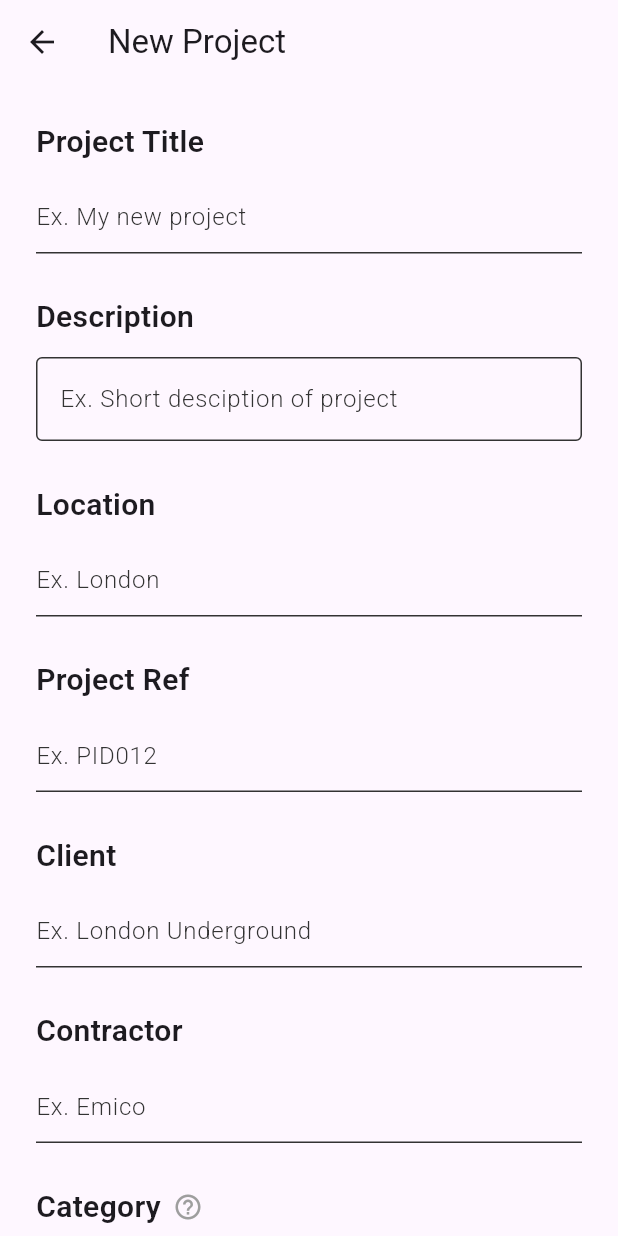
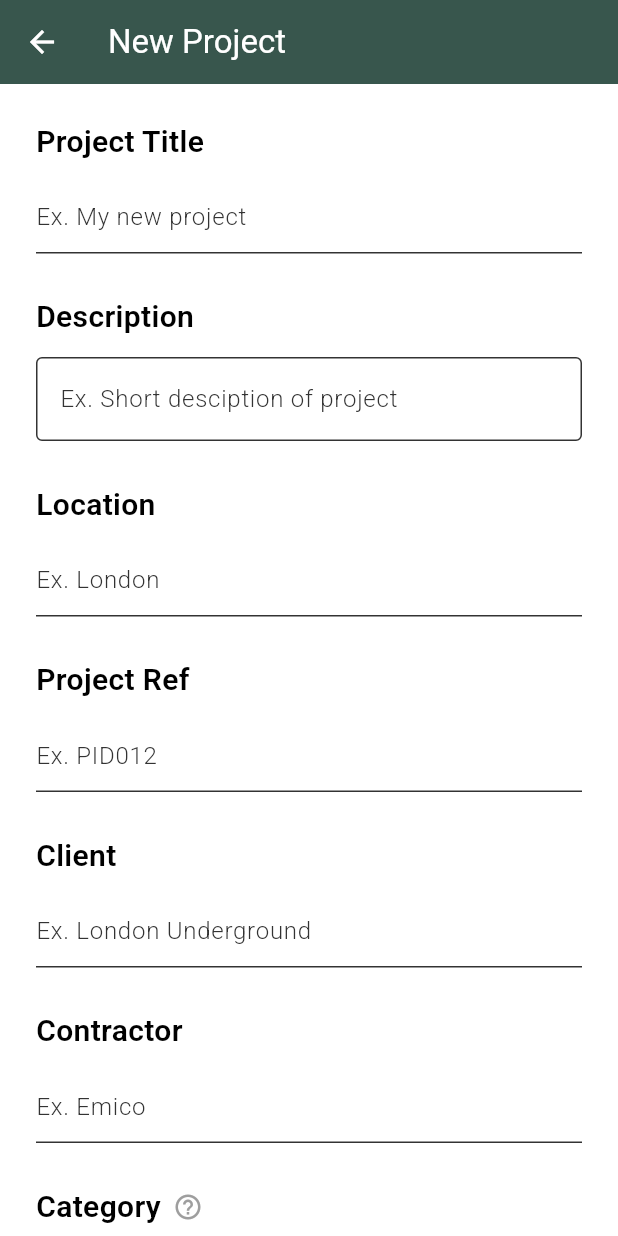
Before and after one commit to daveszczesny/cii-snag, a Flutter app: the ProjectCreate screen opened directly, on a phone screen of 412 x 824 dp. Run offline on Flutter 3.47's test engine with Material 3 defaults, Android fonts, the phone set to English and light mode, and no system bars; our stand-ins replace hive, hive_flutter, image_picker; missing offline and left inert: image_painter; accounts and stored records are empty.

Commit message:
Started adding themes (light and dark mode)

```diff
--- /dev/null
+++ b/lib/theme.dart
@@ -0,0 +1,44 @@
+import 'package:cii/utils/colors/app_colors.dart';
+import 'package:flutter/material.dart';
+
+final ThemeData lightTheme = ThemeData(
+  brightness: Brightness.light,
+  primaryColor: AppColors.primaryGreen,
+  scaffoldBackgroundColor: AppColors.backgroundColor,
+  cardColor: AppColors.cardColor,
+  colorScheme: const ColorScheme.light(
+    primary: AppColors.primaryGreen,
+    secondary: AppColors.ctaOrange,
+    error: AppColors.red,
+    onPrimary: Colors.white,
+    onSecondary: Colors.black,
+    onError: Colors.white,
+  ),
+  appBarTheme: const AppBarTheme(
+    backgroundColor: AppColors.primaryGreen,
+    foregroundColor: Colors.white,
+  ),
+  textTheme: const TextTheme(
+    bodyLarge: TextStyle(color: Colors.black),
+  ),
+);
+
+final ThemeData darkTheme = ThemeData(
+  brightness: Brightness.dark,
+  primaryColor: Colors.teal,
+  scaffoldBackgroundColor: const Color(0xFF121212),
+  cardColor: const Color(0xFF1E1E1E),
+  colorScheme: const ColorScheme.dark(
+    primary: Colors.teal,
+    secondary: AppColors.ctaOrange,
+    surface: Color(0xFF1E1E1E),
+    error: AppColors.red,
+  ),
+  appBarTheme: const AppBarTheme(
+    backgroundColor: Colors.teal,
+    foregroundColor: Colors.white,
+  ),
+  textTheme: const TextTheme(
+    bodyLarge: TextStyle(color: Colors.white),
+  ),
+);
--- a/lib/view/project/project_card_widget.dart
+++ b/lib/view/project/project_card_widget.dart
@@ -79,7 +79,7 @@ class _ProjectCardWidgetState extends State<ProjectCardWidget> {
         );
       },
       child: Card(
-        color: AppColors.cardColor,
+        color: Theme.of(context).cardColor,
         margin: const EdgeInsets.symmetric(vertical: 8.0, horizontal: 16.0),
         child: SizedBox(
           height: 120, // Adjust height as needed
@@ -110,10 +110,10 @@ class _ProjectCardWidgetState extends State<ProjectCardWidget> {
                           const Spacer(), // Pushes the text to vertical center
                           Text(
                             widget.projectController.getName!,
-                            style: const TextStyle(
+                            style: TextStyle(
                               fontSize: 24.0,
                               fontWeight: FontWeight.w600,
-                              color: Colors.black,
+                              color: Theme.of(context).textTheme.bodyLarge?.color,
                             ),
                             textAlign: TextAlign.start,
                           ),
--- a/lib/view/snag/snag_card_widget.dart
+++ b/lib/view/snag/snag_card_widget.dart
@@ -99,7 +99,7 @@ class _SnagCardWidgetState extends State<SnagCardWidget> {
       child: SizedBox(
         height: 110,
         child: Card(
-          color: AppColors.cardColor,
+          color: Theme.of(context).cardColor,
           margin: const EdgeInsets.symmetric(vertical: 8.0, horizontal: 16.0),
           child: Padding(
             padding: const EdgeInsets.all(16.0),
--- a/lib/view/utils/selector.dart
+++ b/lib/view/utils/selector.dart
@@ -193,10 +193,10 @@ class _ObjectSelectorState<T> extends State<ObjectSelector<T>> {
         const SizedBox(height: 12.0),
         Text(
           'Project ${widget.pluralLabel}',
-          style: const TextStyle(
+          style: TextStyle(
             fontSize: 12.0,
             fontWeight: FontWeight.w400,
-            color: Colors.black,
+            color: Theme.of(context).textTheme.bodyLarge?.color,
             fontFamily: 'Roboto',
           )
         ),
@@ -226,10 +226,10 @@ class _ObjectSelectorState<T> extends State<ObjectSelector<T>> {
                 alignment: Alignment.center,
                 child:Text(
                   name,
-                  style: const TextStyle(
+                  style: TextStyle(
                     fontSize: 14.0,
                     fontWeight: FontWeight.w400,
-                    color: Colors.black,
+                    color: Theme.of(context).textTheme.bodyLarge?.color,
                     fontFamily: 'Roboto',
                   ),
                   overflow: TextOverflow.ellipsis,
```
Also changed, not shown: lib/main.dart (+6 -2 lines), lib/view/snag/snag_list.dart (+36 -0 lines).
